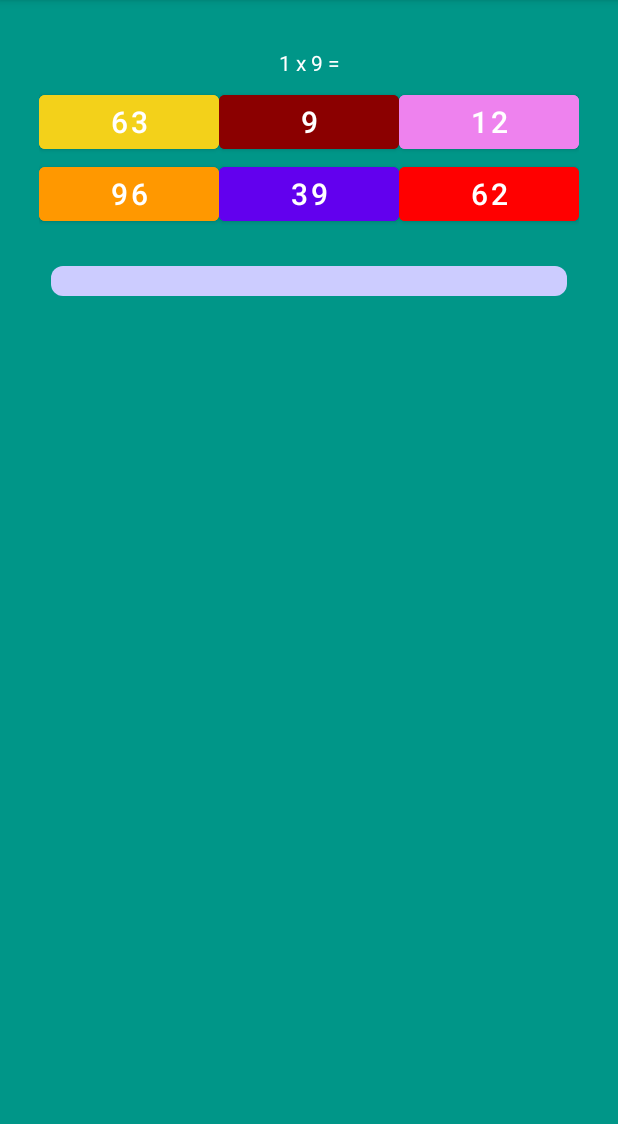
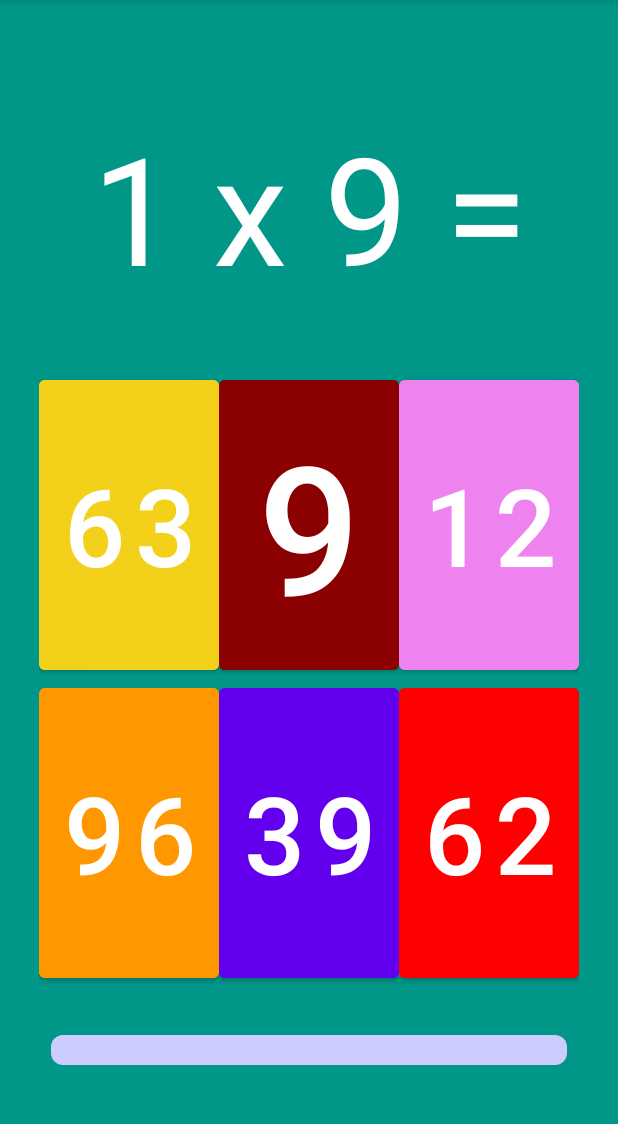
Before and after one commit to hilariocamachomore/MarinaAprendeAMultiplicar, an Android app: the PracticarTablaActivity screen opened directly, with no data from a screen before it, on a phone screen of 412 x 824 dp, the part 84-1208 px from its top. Run offline under Robolectric (Android 15) with nearby library versions, the light colour scheme and no system bars.

Commit message:
Antes de pedir ayuda por que no se ve en small phone ni en pixel 8

```diff
--- a/app/src/main/java/com/example/marinaaprendeamultiplicar/PracticarTablaActivity.kt
+++ b/app/src/main/java/com/example/marinaaprendeamultiplicar/PracticarTablaActivity.kt
@@ -35,6 +35,10 @@
     private lateinit var mediaPlayer: MediaPlayer
     private val handler = Handler(Looper.getMainLooper())
     private var previousQuestion: Pair<Int, Int>? = null
+    private var correctSound: MediaPlayer? = null
+    private var incorrectSound: MediaPlayer? = null
+    private var endTimeSound: MediaPlayer? = null
+    private var victorySound: MediaPlayer? = null
 
 
     override fun onCreate(savedInstanceState: Bundle?) {
@@ -53,6 +57,13 @@
         respuesta4 = findViewById(R.id.respuesta4)
         respuesta5 = findViewById(R.id.respuesta5)
         respuesta6 = findViewById(R.id.respuesta6)
+
+        //sonidos
+        correctSound = MediaPlayer.create(this, R.raw.correcto)
+        incorrectSound = MediaPlayer.create(this, R.raw.incorrecto)
+        endTimeSound = MediaPlayer.create(this, R.raw.fin_tiempo)
+        victorySound = MediaPlayer.create(this, R.raw.victoria)
+
 
         // Initialize progress bar
         progressBar.max = 50
@@ -126,6 +137,7 @@
 
             override fun onFinish() {
                 // Time's up! Decrement progress and play sound
+                endTimeSound?.start() // Play the correct sound
                 if (progressBar.progress > 0) {
                     progressBar.progress--
                 }
@@ -141,6 +153,7 @@
         countDownTimer.cancel() // Cancel the timer
 
         if (respuestaSeleccionada == respuestaCorrecta) {
+            correctSound?.start() // Play the correct sound
             progressBar.progress++
             // Play correct answer sound
             // ... (Add code to play correct answer sound) ...
@@ -152,6 +165,7 @@
             }
         } else {
             // Incorrect answer: decrement progress and play sound
+            incorrectSound?.start() // Play the incorrect sound
             if (progressBar.progress >= 3) {
                 progressBar.progress -= 3
             } else {
@@ -185,6 +199,7 @@
         // ... (Add code to play victory sound) ...
 
         // Show victory message in tvPregunta
+        victorySound?.start()
         tvPregunta.text = "¡¡¡VICTORIA!!!"
 
         // Disable buttons
@@ -223,4 +238,16 @@
 
         super.onBackPressed()
     }
+
+    override fun onDestroy() {
+        super.onDestroy()
+        correctSound?.release()
+        correctSound = null
+        incorrectSound?.release()
+        incorrectSound = null
+        endTimeSound?.release()
+        endTimeSound = null
+        victorySound?.release()
+        victorySound = null
+    }
 }
--- a/app/src/main/res/layout/activity_practicar_tabla.xml
+++ b/app/src/main/res/layout/activity_practicar_tabla.xml
@@ -2,20 +2,23 @@
 <androidx.constraintlayout.widget.ConstraintLayout
     xmlns:android="http://schemas.android.com/apk/res/android"
     xmlns:app="http://schemas.android.com/apk/res-auto"
+    xmlns:tools="http://schemas.android.com/tools"
     android:layout_width="match_parent"
     android:layout_height="match_parent"
     android:background="@color/blue_10"
     android:padding="26dp">
 
+
     <GridLayout
         android:id="@+id/gridLayout"
         android:layout_width="0dp"
-        android:layout_height="wrap_content"
-        app:layout_constraintTop_toTopOf="parent"
+        android:layout_height="0dp"
+        android:columnCount="3"
+        android:rowCount="6"
+        app:layout_constraintBottom_toTopOf="@+id/progressBar"
+        app:layout_constraintEnd_toEndOf="parent"
         app:layout_constraintStart_toStartOf="parent"
-        app:layout_constraintEnd_toEndOf="parent"
-        android:columnCount="3"
-        android:rowCount="6">
+        app:layout_constraintTop_toTopOf="parent">
 
         <TextView
             android:layout_height="6dp"
@@ -45,26 +48,13 @@
             android:textColor="@color/white"
             android:textSize="14sp" />
 
-        <TextView
-            android:layout_height="6dp"
-            android:layout_rowWeight="0.1"
-            android:layout_columnSpan="3"
-            android:layout_columnWeight="1"
-            android:autoSizeMaxTextSize="50sp"
-            android:autoSizeMinTextSize="8sp"
-            android:autoSizeStepGranularity="2sp"
-            android:autoSizeTextType="uniform"
-            android:text=""
-            android:textAlignment="center"
-            android:textSize="14sp" />
-
         <Button
             android:id="@+id/respuesta1"
             android:layout_width="0dp"
             android:layout_height="wrap_content"
             android:layout_rowWeight="1"
             android:layout_columnWeight="1"
-            android:autoSizeMaxTextSize="200sp"
+            android:autoSizeMaxTextSize="120sp"
             android:autoSizeMinTextSize="8sp"
             android:autoSizeStepGranularity="2sp"
             android:autoSizeTextType="uniform"
@@ -80,7 +70,7 @@
             android:layout_height="wrap_content"
             android:layout_rowWeight="1"
             android:layout_columnWeight="1"
-            android:autoSizeMaxTextSize="200sp"
+            android:autoSizeMaxTextSize="120sp"
             android:autoSizeMinTextSize="8sp"
             android:autoSizeStepGranularity="2sp"
             android:autoSizeTextType="uniform"
@@ -94,9 +84,9 @@
             android:id="@+id/respuesta3"
             android:layout_width="0dp"
             android:layout_height="wrap_content"
+            android:layout_rowWeight="1"
             android:layout_columnWeight="1"
-            android:layout_rowWeight="1"
-            android:autoSizeMaxTextSize="200sp"
+            android:autoSizeMaxTextSize="120sp"
             android:autoSizeMinTextSize="8sp"
             android:autoSizeStepGranularity="2sp"
             android:autoSizeTextType="uniform"
@@ -110,9 +100,9 @@
             android:id="@+id/respuesta4"
             android:layout_width="0dp"
             android:layout_height="wrap_content"
+            android:layout_rowWeight="1"
             android:layout_columnWeight="1"
-            android:layout_rowWeight="1"
-            android:autoSizeMaxTextSize="200sp"
+            android:autoSizeMaxTextSize="120sp"
             android:autoSizeMinTextSize="8sp"
             android:autoSizeStepGranularity="2sp"
             android:autoSizeTextType="uniform"
@@ -126,9 +116,9 @@
             android:id="@+id/respuesta5"
             android:layout_width="0dp"
             android:layout_height="wrap_content"
+            android:layout_rowWeight="1"
             android:layout_columnWeight="1"
-            android:layout_rowWeight="1"
-            android:autoSizeMaxTextSize="200sp"
+            android:autoSizeMaxTextSize="120sp"
             android:autoSizeMinTextSize="8sp"
             android:autoSizeStepGranularity="2sp"
             android:autoSizeTextType="uniform"
@@ -142,9 +132,9 @@
             android:id="@+id/respuesta6"
             android:layout_width="0dp"
             android:layout_height="wrap_content"
+            android:layout_rowWeight="1"
             android:layout_columnWeight="1"
-            android:layout_rowWeight="1"
-            android:autoSizeMaxTextSize="200sp"
+            android:autoSizeMaxTextSize="120sp"
             android:autoSizeMinTextSize="8sp"
             android:autoSizeStepGranularity="2sp"
             android:autoSizeTextType="uniform"
@@ -160,13 +150,15 @@
         android:id="@+id/progressBar"
         style="?android:attr/progressBarStyleHorizontal"
         android:layout_width="0dp"
-        android:layout_height="wrap_content"
-        android:layout_marginTop="16dp"
+        android:layout_height="36dp"
+        android:layout_marginTop="24dp"
+        android:layout_marginBottom="24dp"
         android:max="50"
         android:maxHeight="16dp"
         android:minHeight="20dp"
         android:padding="8dp"
         android:progressDrawable="@drawable/rounded_progressbar"
+        app:layout_constraintBottom_toBottomOf="parent"
         app:layout_constraintEnd_toEndOf="parent"
         app:layout_constraintStart_toStartOf="parent"
         app:layout_constraintTop_toBottomOf="@+id/gridLayout" />
```
Also changed, not shown: 4 other files.
